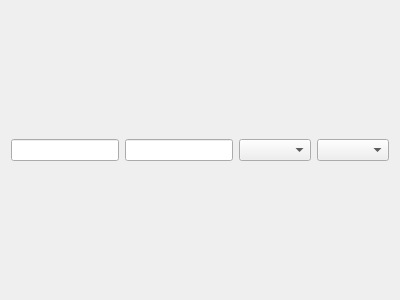
Qt form addword/addnoun.ui (3DProgrammer/examinatio-verborum) before a commit.
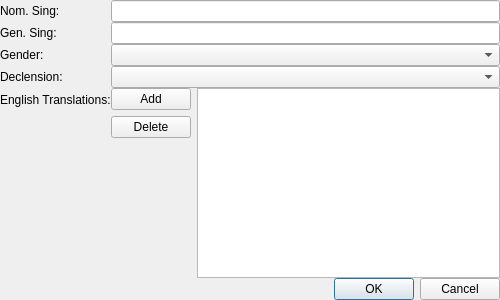
The same form after that commit.

Commit message: Add noun window.

Patch:
```diff
--- a/addword/addnoun.ui
+++ b/addword/addnoun.ui
@@ -6,26 +6,136 @@
    <rect>
     <x>0</x>
     <y>0</y>
-    <width>400</width>
+    <width>500</width>
     <height>300</height>
    </rect>
   </property>
   <property name="windowTitle">
    <string>Add Noun</string>
   </property>
-  <layout class="QHBoxLayout" name="horizontalLayout">
+  <layout class="QVBoxLayout" name="verticalLayout" stretch="0,0">
+   <property name="spacing">
+    <number>0</number>
+   </property>
+   <property name="leftMargin">
+    <number>0</number>
+   </property>
+   <property name="topMargin">
+    <number>0</number>
+   </property>
+   <property name="rightMargin">
+    <number>0</number>
+   </property>
+   <property name="bottomMargin">
+    <number>0</number>
+   </property>
    <item>
-    <widget class="QLineEdit" name="nomSing"/>
+    <layout class="QFormLayout" name="formLayout">
+     <item row="0" column="1">
+      <widget class="QLineEdit" name="nomSing"/>
+     </item>
+     <item row="1" column="1">
+      <widget class="QLineEdit" name="genSing"/>
+     </item>
+     <item row="2" column="1">
+      <widget class="QComboBox" name="gender"/>
+     </item>
+     <item row="3" column="1">
+      <widget class="QComboBox" name="declension"/>
+     </item>
+
+     <item row="0" column="0">
+      <widget class="QLabel" name="label">
+       <property name="text">
+        <string>Nom. Sing:</string>
+       </property>
+      </widget>
+     </item>
+     <item row="1" column="0">
+      <widget class="QLabel" name="label_2">
+       <property name="text">
+        <string>Gen. Sing:</string>
+       </property>
+      </widget>
+     </item>
+     <item row="2" column="0">
+      <widget class="QLabel" name="label_3">
+       <property name="text">
+        <string>Gender:</string>
+       </property>
+      </widget>
+     </item>
+     <item row="3" column="0">
+      <widget class="QLabel" name="label_4">
+       <property name="text">
+        <string>Declension:</string>
+       </property>
+      </widget>
+     </item>
+     <item row="4" column="0">
+      <widget class="QLabel" name="label_5">
+       <property name="text">
+        <string>English Translations:</string>
+       </property>
+      </widget>
+     </item>
+     <item row="4" column="1">
+      <layout class="QHBoxLayout" name="horizontalLayout_2">
+       <property name="spacing">
+        <number>6</number>
+       </property>
+       <property name="rightMargin">
+        <number>0</number>
+       </property>
+       <item>
+        <layout class="QVBoxLayout" name="verticalLayout_2">
+         <item alignment="Qt::AlignTop">
+          <widget class="QPushButton" name="addTranslationButton">
+           <property name="text">
+            <string>Add</string>
+           </property>
+          </widget>
+         </item>
+         <item alignment="Qt::AlignTop">
+          <widget class="QPushButton" name="deleteTranslationButton">
+           <property name="text">
+            <string>Delete</string>
+           </property>
+          </widget>
+         </item>
+         <item>
+          <spacer name="verticalSpacer">
+           <property name="orientation">
+            <enum>Qt::Vertical</enum>
+           </property>
+           <property name="sizeHint" stdset="0">
+            <size>
+             <width>20</width>
+             <height>40</height>
+            </size>
+           </property>
+          </spacer>
+         </item>
+        </layout>
+       </item>
+       <item>
+        <widget class="QListView" name="translationsListView"/>
+       </item>
+      </layout>
+     </item>
+    </layout>
    </item>
    <item>
-    <widget class="QLineEdit" name="genSing"/>
-   </item>
-   <item>
-    <widget class="QComboBox" name="declension">
-    </widget>
-   </item>
-   <item>
-    <widget class="QComboBox" name="gender">
+    <widget class="QDialogButtonBox" name="dialogButtons">
+     <property name="sizePolicy">
+      <sizepolicy hsizetype="Minimum" vsizetype="Fixed">
+       <horstretch>0</horstretch>
+       <verstretch>0</verstretch>
+      </sizepolicy>
+     </property>
+     <property name="standardButtons">
+      <set>QDialogButtonBox::Cancel|QDialogButtonBox::Ok</set>
+     </property>
     </widget>
    </item>
   </layout>
```
Left out of the diff: 6 changed lines with no effect on the pictures. The commit also changes 3 other files.
